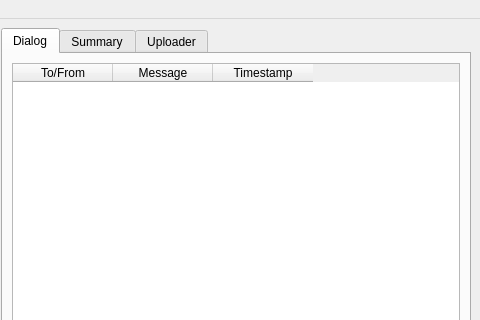
Qt form mchelper/branches/multiboard_support/mchelper.ui (makingthings/makecontroller) before a commit; both pictures show x 214 to 694 and y 0 to 320 of the 694 by 473 pixel window.
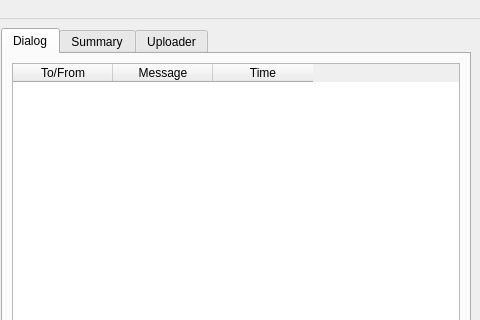
The same form after that commit.

Commit message: - moved board discovery monitors into separate threads so they don't burden the UI thread - implemented UsbSerial /system/info ping - modified how summary tab gets updated...now only when the active board changes. - changed "timestamp" column to "time" in UI

```diff
--- a/mchelper/branches/multiboard_support/mchelper.ui
+++ b/mchelper/branches/multiboard_support/mchelper.ui
@@ -604,7 +604,7 @@
           </column>
           <column>
            <property name="text" >
-            <string>Timestamp</string>
+            <string>Time</string>
            </property>
           </column>
          </widget>
```
The commit also changes 11 other files.
